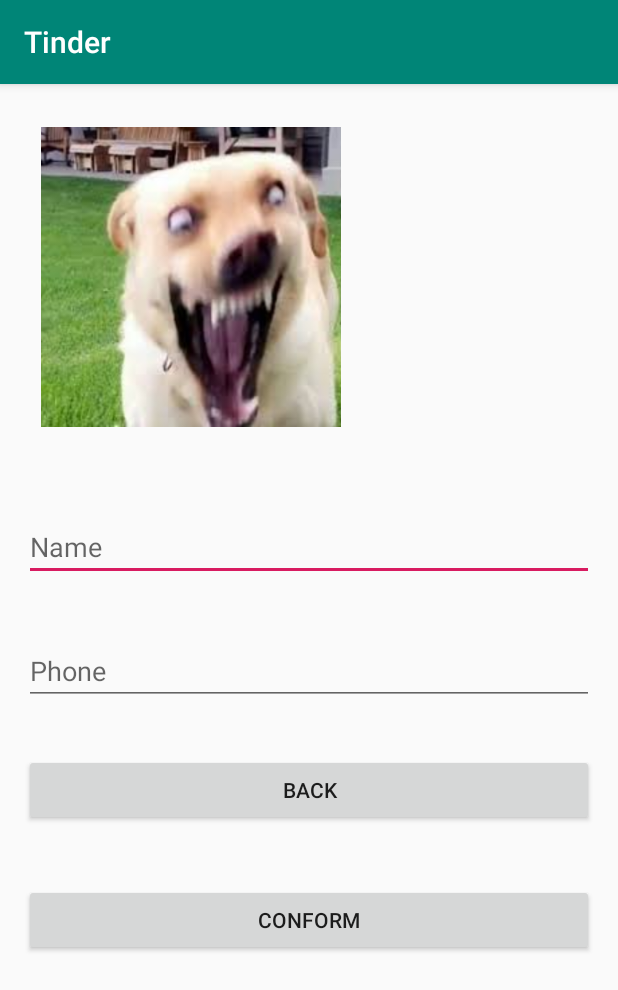
After one commit to Rohit211098/TinderClone, an Android app: the Settings screen opened directly, with no data from a screen before it, on a phone screen of 412 x 824 dp. The commit adds this screen. Shown: the top 990 px of the screen. Run offline under Robolectric (Android 15) with nearby library versions, the phone set to English and light mode, and no system bars; our stand-ins replace Firebase (no records; nobody signed in at launch, a user with empty details on screens opened directly); 1 statement that could not run was skipped.

Commit message:
settings working correctly

```diff
--- a/app/build.gradle
+++ b/app/build.gradle
@@ -32,9 +32,8 @@ dependencies {
     implementation 'com.google.firebase:firebase-database:18.0.1'
     implementation 'com.google.firebase:firebase-firestore:20.2.0'
     implementation 'com.android.support:cardview-v7:28.0.0'
-
-
-
+    implementation 'com.google.firebase:firebase-storage:18.1.1'
+    implementation 'com.github.bumptech.glide:glide:4.9.0'
 
 
 }
--- /dev/null
+++ b/app/src/main/java/com/example/tinder/Settings.java
@@ -0,0 +1,237 @@
+package com.example.tinder;
+
+import androidx.annotation.NonNull;
+import androidx.annotation.Nullable;
+import androidx.appcompat.app.AppCompatActivity;
+
+import android.app.Activity;
+import android.content.ContentResolver;
+import android.content.Intent;
+import android.graphics.Bitmap;
+import android.net.Uri;
+import android.os.Bundle;
+import android.provider.MediaStore;
+import android.util.Log;
+import android.view.View;
+import android.webkit.MimeTypeMap;
+import android.widget.Button;
+import android.widget.EditText;
+import android.widget.ImageView;
+import android.widget.Toast;
+
+import com.bumptech.glide.Glide;
+import com.google.android.gms.tasks.OnFailureListener;
+import com.google.android.gms.tasks.OnSuccessListener;
+import com.google.firebase.auth.FirebaseAuth;
+import com.google.firebase.auth.FirebaseUser;
+import com.google.firebase.database.DataSnapshot;
+import com.google.firebase.database.DatabaseError;
+import com.google.firebase.database.DatabaseReference;
+import com.google.firebase.database.FirebaseDatabase;
+import com.google.firebase.database.ValueEventListener;
+import com.google.firebase.firestore.FirebaseFirestore;
+import com.google.firebase.storage.FirebaseStorage;
+import com.google.firebase.storage.OnProgressListener;
+import com.google.firebase.storage.StorageReference;
+import com.google.firebase.storage.StorageTask;
+import com.google.firebase.storage.UploadTask;
+
+import java.io.ByteArrayOutputStream;
+import java.io.IOException;
+import java.util.HashMap;
+import java.util.Map;
+
+public class Settings extends AppCompatActivity {
+    public static String TAG = "tag";
+
+
+    private ImageView userImage;
+    private EditText userName,userPhone;
+    private Button conform,back;
+    private DatabaseReference db;
+    StorageReference storageReference;
+    private FirebaseAuth auth;
+    private String mName,mPhone,mProfilePic,userSex;
+    FirebaseUser mUserId;
+    private Uri uriImage;
+
+    @Override
+    protected void onCreate(Bundle savedInstanceState) {
+        super.onCreate(savedInstanceState);
+        setContentView(R.layout.activity_settings);
+
+         userSex = getIntent().getExtras().getString("userSex");
+          userImage = findViewById(R.id.setting_image);
+        userName = findViewById(R.id.setting_name);
+        userPhone = findViewById(R.id.setting_phone);
+        conform = findViewById(R.id.setting_conform);
+        back = findViewById(R.id.setting_back);
+        auth = FirebaseAuth.getInstance();
+        mUserId = auth.getCurrentUser();
+
+
+        db = FirebaseDatabase.getInstance().getReference().child("Users").child(userSex).child(mUserId.getUid());
+
+        getUserInfo();
+
+        userImage.setOnClickListener(new View.OnClickListener() {
+            @Override
+            public void onClick(View v) {
+                Log.e(TAG,"in user image click");
+                fileOpen();
+
+            }
+        });
+
+        conform.setOnClickListener(new View.OnClickListener() {
+            @Override
+            public void onClick(View v) {
+                saveUserSettings();
+            }
+        });
+        back.setOnClickListener(new View.OnClickListener() {
+            @Override
+            public void onClick(View v) {
+                finish();
+                return;
+            }
+        });
+
+
+    }
+
+    private void selectImage() {
+        Log.e(TAG,"in select image");
+
+
+        if (uriImage != null){
+             storageReference = FirebaseStorage.getInstance().getReference().child("profileImages").child(mUserId.getUid());
+            Bitmap bitmap =null;
+            try {
+                bitmap = MediaStore.Images.Media.getBitmap(getApplicationContext().getContentResolver(),uriImage);
+            } catch (IOException e) {
+                e.printStackTrace();
+            }
+            ByteArrayOutputStream baos =new ByteArrayOutputStream();
+            bitmap.compress(Bitmap.CompressFormat.JPEG,20,baos);
+            byte[] data = baos.toByteArray();
+
+            UploadTask uploadTask = storageReference.putBytes(data);
+
+            uploadTask.addOnSuccessListener(new OnSuccessListener<UploadTask.TaskSnapshot>() {
+                @Override
+                public void onSuccess(UploadTask.TaskSnapshot taskSnapshot) {
+                    storageReference.getDownloadUrl().addOnSuccessListener(new OnSuccessListener<Uri>() {
+                        @Override
+                        public void onSuccess(Uri uri) {
+                            String url  = uri.toString();
+                            Map userInfo = new HashMap();
+                            userInfo.put("imageUrl",url);
+                            db.updateChildren(userInfo);
+
+//                            finish();
+//                            return;
+
+                        }
+                    });
+                    Toast.makeText(Settings.this,"upload sucessfull", Toast.LENGTH_SHORT).show();
+                }
+            });
+
+
+
+
+        }else{
+            finish();
+        }
+
+
+
+
+    }
+
+    private void fileOpen(){
+        Log.e(TAG,"in open image");
+        Intent i = new Intent(Intent.ACTION_PICK);
+        i.setType("image/*");
+        startActivityForResult(i,1);
+    }
+
+    @Override
+    protected void onActivityResult(int requestCode, int resultCode, @Nullable Intent data) {
+        super.onActivityResult(requestCode, resultCode, data);
+        Log.e(TAG,"in activity result");
+
+        if (requestCode == 1 && resultCode == Activity.RESULT_OK ){
+            uriImage = data.getData();
+
+             userImage.setImageURI(uriImage);
+             Log.e(TAG,userImage+" user image uri");
+            selectImage();
+
+
+
+//            Glide.with(this).load(uri).apply(RequestOptions.circleCropTransform()).into(profilePicture);
+//            onUplode();
+        }
+    }
+
+    private void getUserInfo() {
+        db.addListenerForSingleValueEvent(new ValueEventListener() {
+            @Override
+            public void onDataChange(@NonNull DataSnapshot dataSnapshot) {
+                if (dataSnapshot.exists() && dataSnapshot.getChildrenCount()>0){
+                    Map<String,Object> map = ( Map<String,Object>)dataSnapshot.getValue();
+                    if (map.get("name")!=null){
+                        mName = map.get("name").toString();
+
+                        userName.setText(mName);
+                    }
+                    if (map.get("phone")!=null){
+                        mPhone = map.get("phone").toString();
+
+                        userPhone.setText(mPhone);
+                    }
+                    if (map.get("imageUrl")!=null){
+                        mProfilePic = map.get("imageUrl").toString();
+
+                        Glide.with(getApplicationContext()).load(mProfilePic).into(userImage);
+                    }
+                }
+            }
+
+            @Override
+            public void onCancelled(@NonNull DatabaseError databaseError) {
+
+            }
+        });
+    }
+
+    private void saveUserSettings() {
+        mName = userName.getText().toString().trim();
+        mPhone = userPhone.getText().toString().trim();
+
+        if (mName.equals("") && mPhone.equals("")){
+            Toast.makeText(getApplicationContext()," Feilds cannot be empty",Toast.LENGTH_SHORT).show();
+        }else {
+            Map userInfo = new HashMap();
+            userInfo.put("name",mName);
+            userInfo.put("phone",mPhone);
+            db.updateChildren(userInfo).addOnSuccessListener(new OnSuccessListener() {
+                @Override
+                public void onSuccess(Object o) {
+                    Toast.makeText(getApplicationContext()," Details updated ",Toast.LENGTH_SHORT).show();
+                    finish();
+                    return;
+                }
+            });
+        }
+
+
+
+
+    }
+
+
+
+}
--- /dev/null
+++ b/app/src/main/res/layout/activity_settings.xml
@@ -0,0 +1,88 @@
+<?xml version="1.0" encoding="utf-8"?>
+<androidx.constraintlayout.widget.ConstraintLayout xmlns:android="http://schemas.android.com/apk/res/android"
+    xmlns:app="http://schemas.android.com/apk/res-auto"
+    xmlns:tools="http://schemas.android.com/tools"
+    android:layout_width="match_parent"
+    android:layout_height="match_parent"
+    tools:context=".Settings">
+
+    <ImageView
+        android:id="@+id/setting_image"
+        android:layout_width="200dp"
+        android:layout_height="200dp"
+        android:layout_marginStart="8dp"
+        android:layout_marginTop="8dp"
+        android:layout_marginEnd="8dp"
+        android:layout_marginBottom="8dp"
+        android:scaleType="centerCrop"
+        app:layout_constraintBottom_toBottomOf="parent"
+        app:layout_constraintEnd_toEndOf="parent"
+        app:layout_constraintHorizontal_bias="0.097"
+        app:layout_constraintStart_toStartOf="parent"
+        app:layout_constraintTop_toTopOf="parent"
+        app:layout_constraintVertical_bias="0.037"
+        app:srcCompat="@drawable/download"
+        tools:srcCompat="@tools:sample/avatars" />
+
+    <EditText
+        android:id="@+id/setting_name"
+        android:layout_width="0dp"
+        android:layout_height="wrap_content"
+        android:layout_marginStart="16dp"
+        android:layout_marginTop="8dp"
+        android:layout_marginEnd="16dp"
+        android:layout_marginBottom="8dp"
+        android:ems="10"
+        android:hint="Name"
+        android:inputType="textPersonName"
+        app:layout_constraintBottom_toBottomOf="parent"
+        app:layout_constraintEnd_toEndOf="parent"
+        app:layout_constraintStart_toStartOf="parent"
+        app:layout_constraintTop_toBottomOf="@+id/setting_image"
+        app:layout_constraintVertical_bias="0.103" />
+
+    <EditText
+        android:id="@+id/setting_phone"
+        android:layout_width="0dp"
+        android:layout_height="wrap_content"
+        android:layout_marginTop="8dp"
+        android:layout_marginBottom="8dp"
+        android:ems="10"
+        android:hint="Phone"
+        android:inputType="textPersonName"
+        app:layout_constraintBottom_toBottomOf="parent"
+        app:layout_constraintEnd_toEndOf="@+id/setting_name"
+        app:layout_constraintHorizontal_bias="0.0"
+        app:layout_constraintStart_toStartOf="@+id/setting_name"
+        app:layout_constraintTop_toBottomOf="@+id/setting_name"
+        app:layout_constraintVertical_bias="0.078" />
+
+    <Button
+        android:id="@+id/setting_back"
+        android:layout_width="0dp"
+        android:layout_height="wrap_content"
+        android:layout_marginTop="8dp"
+        android:layout_marginBottom="8dp"
+        android:text="Back"
+        app:layout_constraintBottom_toBottomOf="parent"
+        app:layout_constraintEnd_toEndOf="@+id/setting_phone"
+        app:layout_constraintHorizontal_bias="0.0"
+        app:layout_constraintStart_toStartOf="@+id/setting_phone"
+        app:layout_constraintTop_toBottomOf="@+id/setting_phone"
+        app:layout_constraintVertical_bias="0.084" />
+
+    <Button
+        android:id="@+id/setting_conform"
+        android:layout_width="0dp"
+        android:layout_height="wrap_content"
+        android:layout_marginTop="8dp"
+        android:layout_marginBottom="8dp"
+        android:text="Conform"
+        app:layout_constraintBottom_toBottomOf="parent"
+        app:layout_constraintEnd_toEndOf="@+id/setting_back"
+        app:layout_constraintHorizontal_bias="0.501"
+        app:layout_constraintStart_toStartOf="@+id/setting_back"
+        app:layout_constraintTop_toBottomOf="@+id/setting_back"
+        app:layout_constraintVertical_bias="0.148" />
+
+</androidx.constraintlayout.widget.ConstraintLayout>
```
Also changed, not shown: app/src/main/AndroidManifest.xml (+6 -6 lines), app/src/main/java/com/example/tinder/MainActivity.java (+11 -1 lines), app/src/main/res/layout/activity_main.xml (+14 -0 lines).
